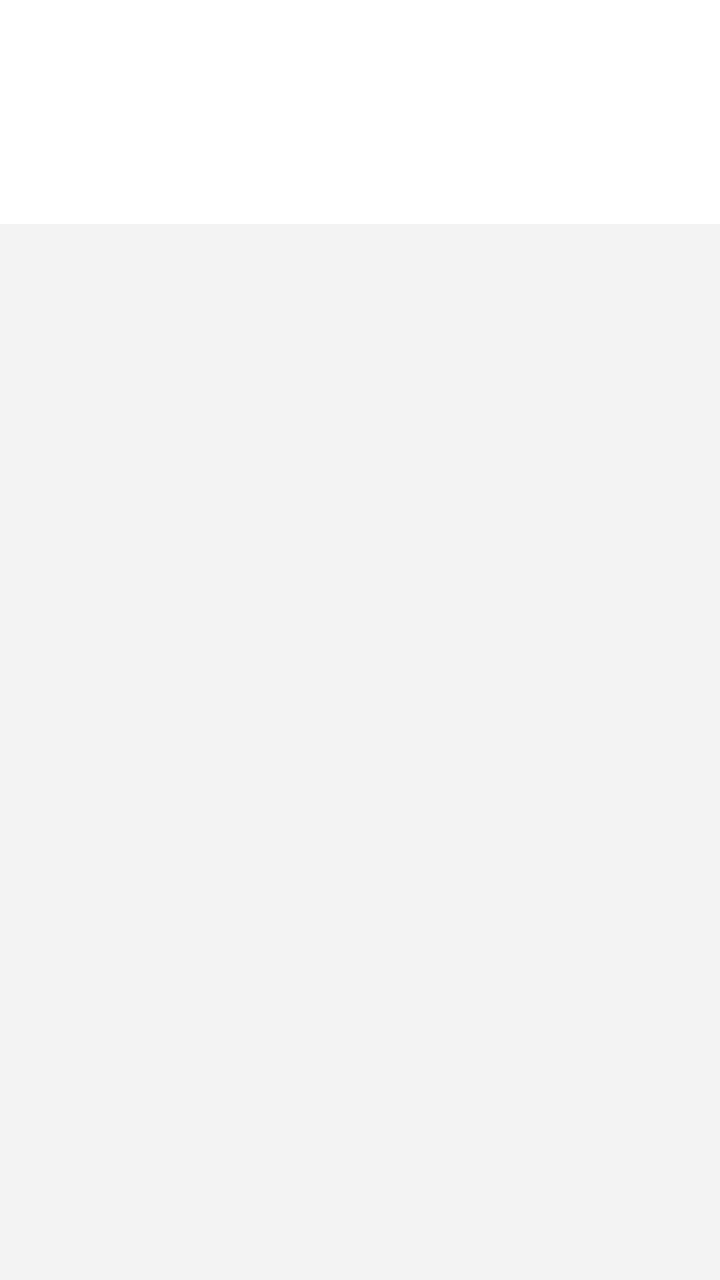
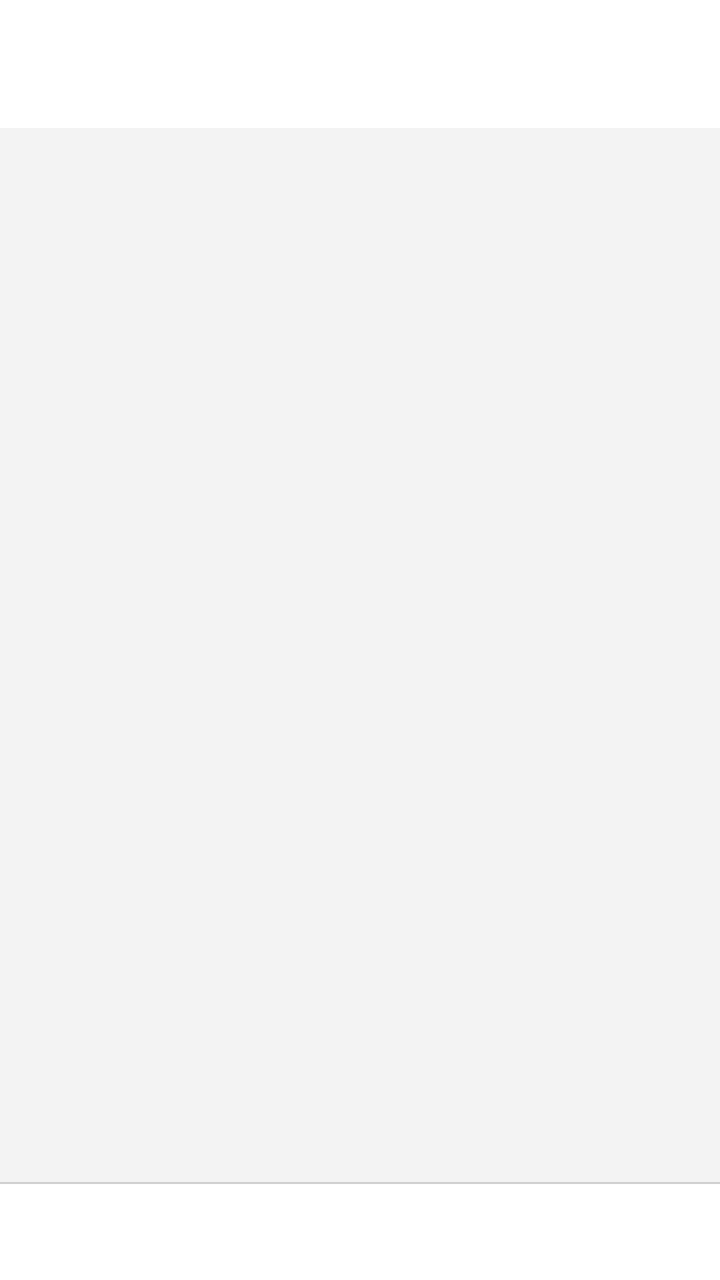

An Android layout rendered at two revisions. The XML below is the earlier revision; the diff shows what the commit changed to produce the second picture.
<!-- AndroidManifest.xml: application theme Theme.SocBatteryInfo -->
<!-- res/layout/activity_main.xml -->
<?xml version="1.0" encoding="utf-8"?>
<LinearLayout xmlns:android="http://schemas.android.com/apk/res/android"
    xmlns:app="http://schemas.android.com/apk/res-auto"
    android:layout_width="match_parent"
    android:layout_height="match_parent"
    android:fitsSystemWindows="true"
    android:orientation="vertical">

    <androidx.appcompat.widget.Toolbar
        android:id="@+id/toolbar"
        android:layout_width="match_parent"
        android:layout_height="?attr/actionBarSize"
        android:background="?attr/colorSurface"
        android:theme="@style/ToolbarTheme"
        app:titleTextColor="?attr/colorOnSurface"
        app:popupTheme="@style/ToolbarTheme" />

    <com.google.android.material.tabs.TabLayout
        android:id="@+id/tabLayout"
        android:layout_width="match_parent"
        android:layout_height="wrap_content"
        android:background="?attr/colorSurface"
        app:tabIndicatorColor="?attr/colorPrimary"
        app:tabMode="scrollable"
        app:tabSelectedTextColor="?attr/colorPrimary"
        app:tabTextColor="?attr/colorOnSurfaceVariant" />

    <androidx.viewpager2.widget.ViewPager2
        android:id="@+id/viewPager"
        android:layout_width="match_parent"
        android:layout_height="0dp"
        android:layout_weight="1" />

</LinearLayout>
<!-- resources referenced by this layout -->
<resources>
  <style name="Theme.SocBatteryInfo" parent="Theme.Material3.DayNight.NoActionBar">
          
          <item name="colorPrimary">@color/primary</item>
          <item name="colorOnPrimary">@color/on_primary</item>
          <item name="colorPrimaryContainer">@color/primary_container</item>
          <item name="colorOnPrimaryContainer">@color/on_primary_container</item>
  
          
          <item name="colorSecondary">@color/secondary</item>
          <item name="colorOnSecondary">@color/on_secondary</item>
          <item name="colorSecondaryContainer">@color/secondary_container</item>
          <item name="colorOnSecondaryContainer">@color/on_secondary_container</item>
  
          
          <item name="colorTertiary">@color/tertiary</item>
          <item name="colorOnTertiary">@color/on_tertiary</item>
          <item name="colorTertiaryContainer">@color/tertiary_container</item>
          <item name="colorOnTertiaryContainer">@color/on_tertiary_container</item>
  
          
          <item name="colorError">@color/error</item>
          <item name="colorOnError">@color/on_error</item>
          <item name="colorErrorContainer">@color/error_container</item>
          <item name="colorOnErrorContainer">@color/on_error_container</item>
  
          
          <item name="android:colorBackground">@color/background</item>
          <item name="colorOnBackground">@color/on_background</item>
          <item name="colorSurface">@color/surface</item>
          <item name="colorOnSurface">@color/on_surface</item>
          <item name="colorSurfaceVariant">@color/surface_variant</item>
          <item name="colorOnSurfaceVariant">@color/on_surface_variant</item>
  
          
          <item name="colorOutline">@color/outline</item>
          <item name="colorOutlineVariant">@color/outline_variant</item>
  
          
          <item name="android:statusBarColor">@android:color/transparent</item>
          <item name="android:windowLightStatusBar">true</item>
  
          
          <item name="android:textColorPrimary">?attr/colorOnSurface</item>
          <item name="android:textColorSecondary">?attr/colorOnSurfaceVariant</item>
          <item name="android:textColorHint">?attr/colorOutline</item>
  
          
          <item name="materialButtonStyle">@style/Widget.SocBatteryInfo.Fluent.Button</item>
          <item name="materialCardViewStyle">@style/Widget.SocBatteryInfo.Fluent.Card</item>
          <item name="materialSwitchStyle">@style/Widget.SocBatteryInfo.Fluent.Switch</item>
      </style>
  <color name="primary">#0F6CBD</color>
  <color name="on_primary">#FFFFFF</color>
  <color name="primary_container">#EBF3FC</color>
  <color name="secondary">#616161</color>
  <color name="on_secondary">#FFFFFF</color>
  <color name="tertiary">#4A5568</color>
  <color name="on_tertiary">#FFFFFF</color>
  <color name="error">#C42B1C</color>
  <color name="on_error">#FFFFFF</color>
  <color name="error_container">#FDE7E9</color>
  <color name="background">#F3F3F3</color>
  <color name="on_background">#1B1B1B</color>
  <color name="surface">#FFFFFF</color>
  <color name="on_surface">#1B1B1B</color>
  <color name="surface_variant">#F5F5F5</color>
  <color name="outline">#D1D1D1</color>
  <color name="outline_variant">#E8E8E8</color>
  <style name="Widget.SocBatteryInfo.Fluent.Switch" parent="Widget.Material3.CompoundButton.MaterialSwitch">
          <item name="thumbTint">?attr/colorPrimary</item>
          <item name="trackTint">?attr/colorPrimary</item>
      </style>
  <!-- unchanged entries left out for length: 10 -->
</resources>

<!-- the commit's change to res/layout/activity_main.xml (unified diff, before → after) -->
@@ -15,20 +15,27 @@
         app:titleTextColor="?attr/colorOnSurface"
         app:popupTheme="@style/ToolbarTheme" />
 
-    <com.google.android.material.tabs.TabLayout
-        android:id="@+id/tabLayout"
-        android:layout_width="match_parent"
-        android:layout_height="wrap_content"
-        android:background="?attr/colorSurface"
-        app:tabIndicatorColor="?attr/colorPrimary"
-        app:tabMode="scrollable"
-        app:tabSelectedTextColor="?attr/colorPrimary"
-        app:tabTextColor="?attr/colorOnSurfaceVariant" />
-
     <androidx.viewpager2.widget.ViewPager2
         android:id="@+id/viewPager"
         android:layout_width="match_parent"
         android:layout_height="0dp"
         android:layout_weight="1" />
 
+    
+    <View
+        android:layout_width="match_parent"
+        android:layout_height="1dp"
+        android:background="@color/divider_light" />
+
+    
+    <com.google.android.material.tabs.TabLayout
+        android:id="@+id/tabLayout"
+        style="@style/Widget.SocBatteryInfo.Material3.TabLayout"
+        android:layout_width="match_parent"
+        android:layout_height="wrap_content"
+        android:background="?attr/colorSurface"
+        app:tabMode="scrollable"
+        app:tabPaddingStart="12dp"
+        app:tabPaddingEnd="12dp" />
+
 </LinearLayout>
<!-- resource entries referenced after the edit -->
@@ -1,5 +1,14 @@
 <!-- resources referenced by this layout -->
 <resources>
+  <color name="divider_light">#26000000</color>
+  <style name="Widget.SocBatteryInfo.Material3.TabLayout" parent="Widget.MaterialComponents.TabLayout">
+          <item name="tabBackground">@drawable/bg_tab_selector</item>
+          <item name="tabTextColor">?attr/colorOnSurfaceVariant</item>
+          <item name="tabSelectedTextColor">?attr/colorPrimary</item>
+          <item name="tabIndicatorColor">?attr/colorPrimary</item>
+          <item name="tabIndicatorHeight">2dp</item>
+          <item name="tabIndicatorFullWidth">false</item>
+      </style>
   <style name="Theme.SocBatteryInfo" parent="Theme.Material3.DayNight.NoActionBar">
           
           <item name="colorPrimary">@color/primary</item>
@@ -49,8 +58,13 @@
           
           <item name="materialButtonStyle">@style/Widget.SocBatteryInfo.Fluent.Button</item>
           <item name="materialCardViewStyle">@style/Widget.SocBatteryInfo.Fluent.Card</item>
-          <item name="materialSwitchStyle">@style/Widget.SocBatteryInfo.Fluent.Switch</item>
       </style>
+  <!-- drawable bg_tab_selector (drawable) -->
+  <?xml version="1.0" encoding="utf-8"?>
+  <selector xmlns:android="http://schemas.android.com/apk/res/android">
+      <item android:state_selected="true" android:drawable="?attr/colorPrimaryContainer" />
+      <item android:drawable="@android:color/transparent" />
+  </selector>
   <color name="primary">#0F6CBD</color>
   <color name="on_primary">#FFFFFF</color>
   <color name="primary_container">#EBF3FC</color>
@@ -68,10 +82,6 @@
   <color name="surface_variant">#F5F5F5</color>
   <color name="outline">#D1D1D1</color>
   <color name="outline_variant">#E8E8E8</color>
-  <style name="Widget.SocBatteryInfo.Fluent.Switch" parent="Widget.Material3.CompoundButton.MaterialSwitch">
-          <item name="thumbTint">?attr/colorPrimary</item>
-          <item name="trackTint">?attr/colorPrimary</item>
-      </style>
   <!-- unchanged entries left out for length: 10 -->
 </resources>
 
